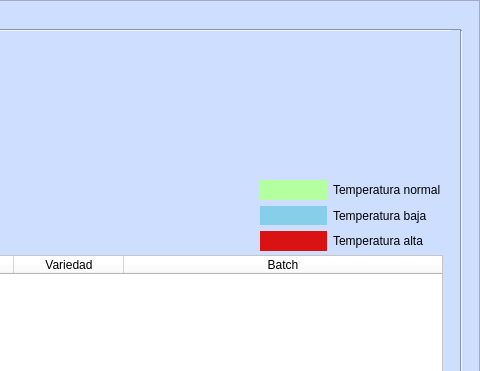
Qt form ui/main.ui (leofravega51/secadoras-adecco) before a commit; both pictures show x 800 to 1280 and y 0 to 371 of the 1280 by 700 pixel window.
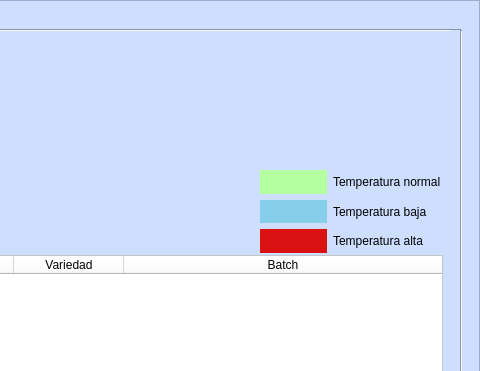
The same form after that commit. Icons and pictures are not drawn.

```diff
--- a/ui/main.ui
+++ b/ui/main.ui
@@ -716,9 +716,9 @@
      <property name="geometry">
       <rect>
        <x>1060</x>
-       <y>180</y>
+       <y>170</y>
        <width>181</width>
-       <height>71</height>
+       <height>83</height>
       </rect>
      </property>
      <layout class="QGridLayout" name="gridLayout">
```
Left out of the diff: 14 changed lines with no effect on the pictures.
